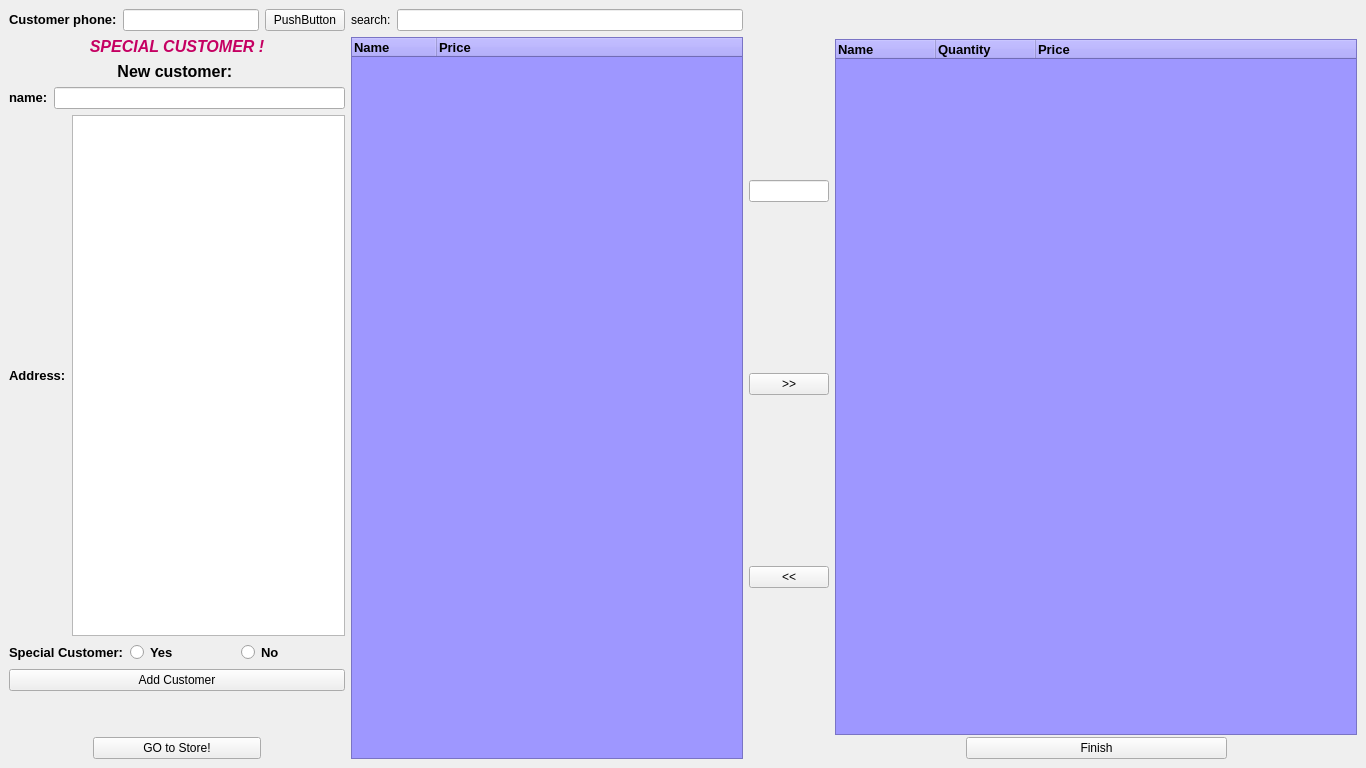
omarabdo997/super-market-cashier, file mainwindow.ui: the form before one commit.
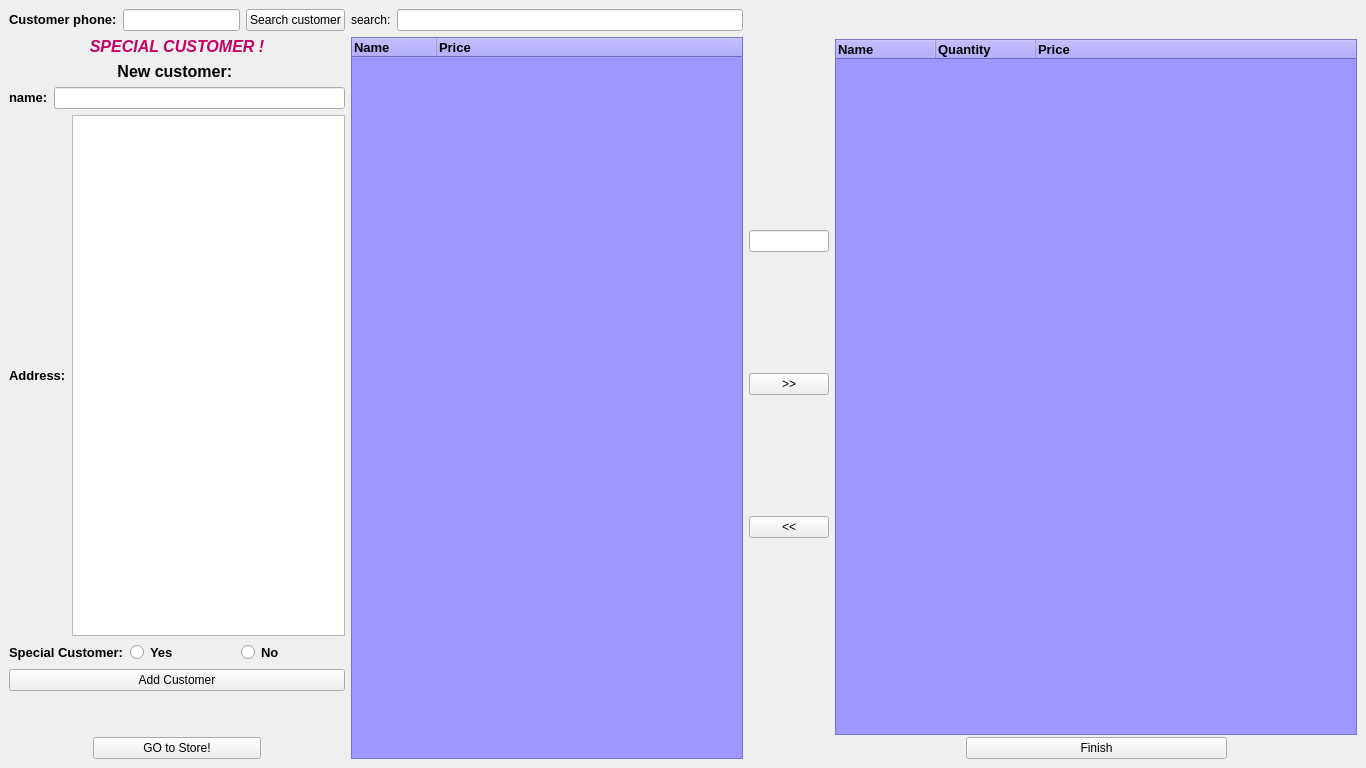
The form after the commit. Icons and pictures are not drawn.

```diff
--- a/mainwindow.ui
+++ b/mainwindow.ui
@@ -61,7 +61,7 @@
             <item>
              <widget class="QPushButton" name="pushButton_4">
               <property name="text">
-               <string>PushButton</string>
+               <string>Search customer</string>
               </property>
              </widget>
             </item>
@@ -341,13 +341,29 @@
          </layout>
         </item>
         <item>
-         <layout class="QVBoxLayout" name="verticalLayout" stretch="1,1,1">
+         <layout class="QVBoxLayout" name="verticalLayout" stretch="0,1,1,1,0">
           <property name="spacing">
            <number>0</number>
           </property>
           <property name="sizeConstraint">
            <enum>QLayout::SetDefaultConstraint</enum>
           </property>
+          <item>
+           <spacer name="verticalSpacer_3">
+            <property name="orientation">
+             <enum>Qt::Vertical</enum>
+            </property>
+            <property name="sizeType">
+             <enum>QSizePolicy::Fixed</enum>
+            </property>
+            <property name="sizeHint" stdset="0">
+             <size>
+              <width>40</width>
+              <height>100</height>
+             </size>
+            </property>
+           </spacer>
+          </item>
           <item>
            <widget class="QLineEdit" name="lineEdit_2">
             <property name="sizePolicy">
@@ -384,6 +400,22 @@
             </property>
            </widget>
           </item>
+          <item>
+           <spacer name="verticalSpacer_2">
+            <property name="orientation">
+             <enum>Qt::Vertical</enum>
+            </property>
+            <property name="sizeType">
+             <enum>QSizePolicy::Fixed</enum>
+            </property>
+            <property name="sizeHint" stdset="0">
+             <size>
+              <width>40</width>
+              <height>100</height>
+             </size>
+            </property>
+           </spacer>
+          </item>
          </layout>
         </item>
         <item>
```
